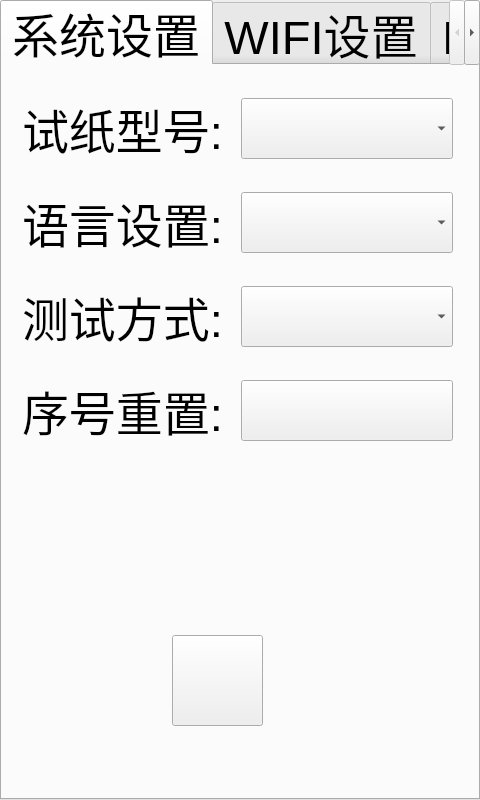
First picture: the form in systemsetup.ui, repository jack-love/wc100-English, before the edit.
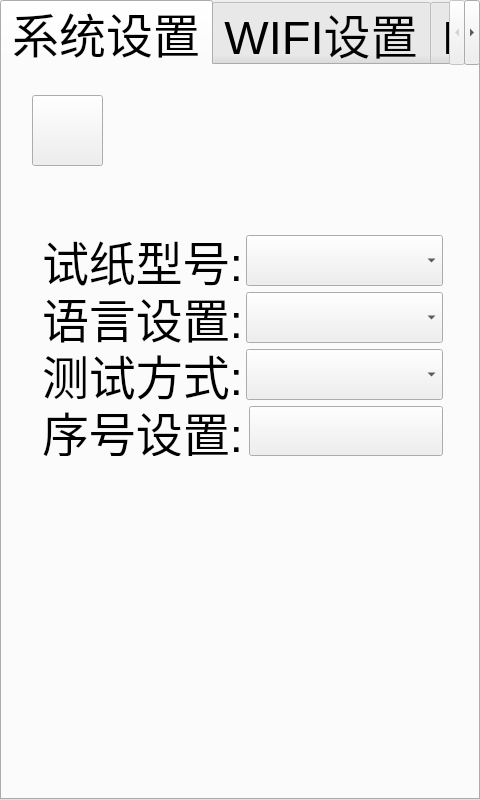
Second picture: the form after the edit. Icons and pictures are not drawn.

```diff
--- a/systemsetup.ui
+++ b/systemsetup.ui
@@ -28,10 +28,10 @@
    <widget class="QPushButton" name="btn_Back">
     <property name="geometry">
      <rect>
-      <x>170</x>
-      <y>570</y>
-      <width>91</width>
-      <height>91</height>
+      <x>30</x>
+      <y>30</y>
+      <width>71</width>
+      <height>71</height>
      </rect>
     </property>
     <property name="font">
@@ -50,18 +50,18 @@
     </property>
     <property name="iconSize">
      <size>
-      <width>80</width>
-      <height>80</height>
+      <width>60</width>
+      <height>54</height>
      </size>
     </property>
    </widget>
-   <widget class="QWidget" name="">
+   <widget class="QWidget" name="layoutWidget">
     <property name="geometry">
      <rect>
-      <x>20</x>
-      <y>10</y>
-      <width>431</width>
-      <height>391</height>
+      <x>40</x>
+      <y>170</y>
+      <width>401</width>
+      <height>221</height>
      </rect>
     </property>
     <layout class="QVBoxLayout" name="verticalLayout">
@@ -112,7 +112,7 @@
        <item>
         <widget class="QLabel" name="label_4">
          <property name="text">
-          <string>序号重置:</string>
+          <string>序号设置:</string>
          </property>
         </widget>
        </item>
```
Left out of the diff: 2 changed lines with no effect on the pictures.
